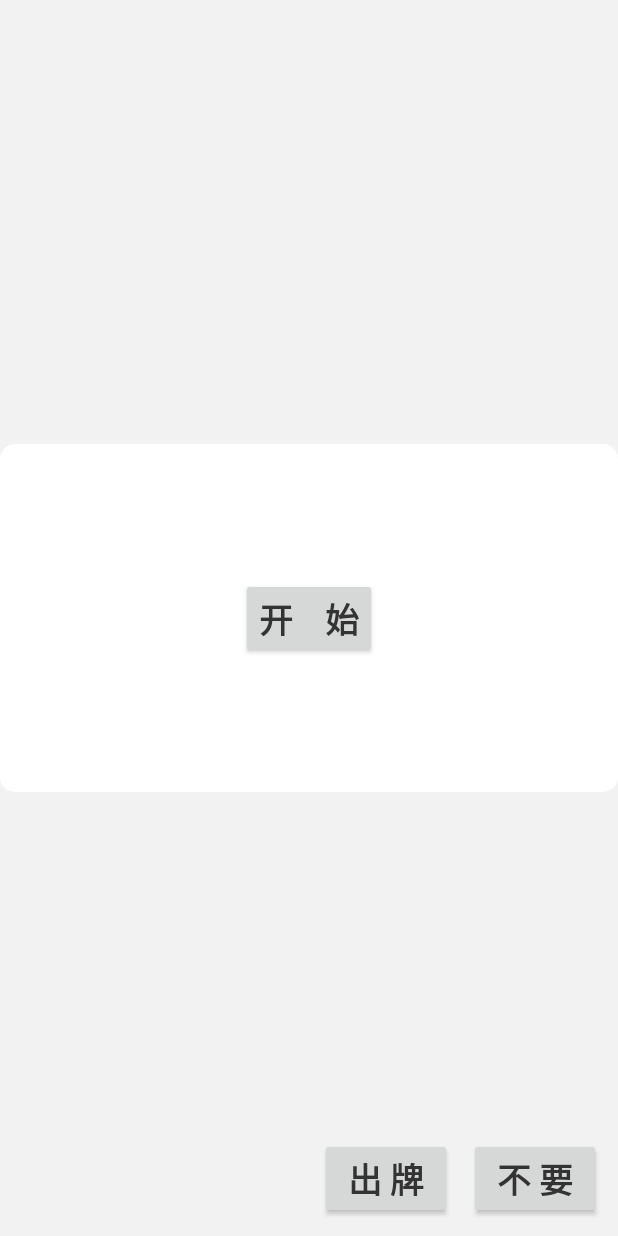
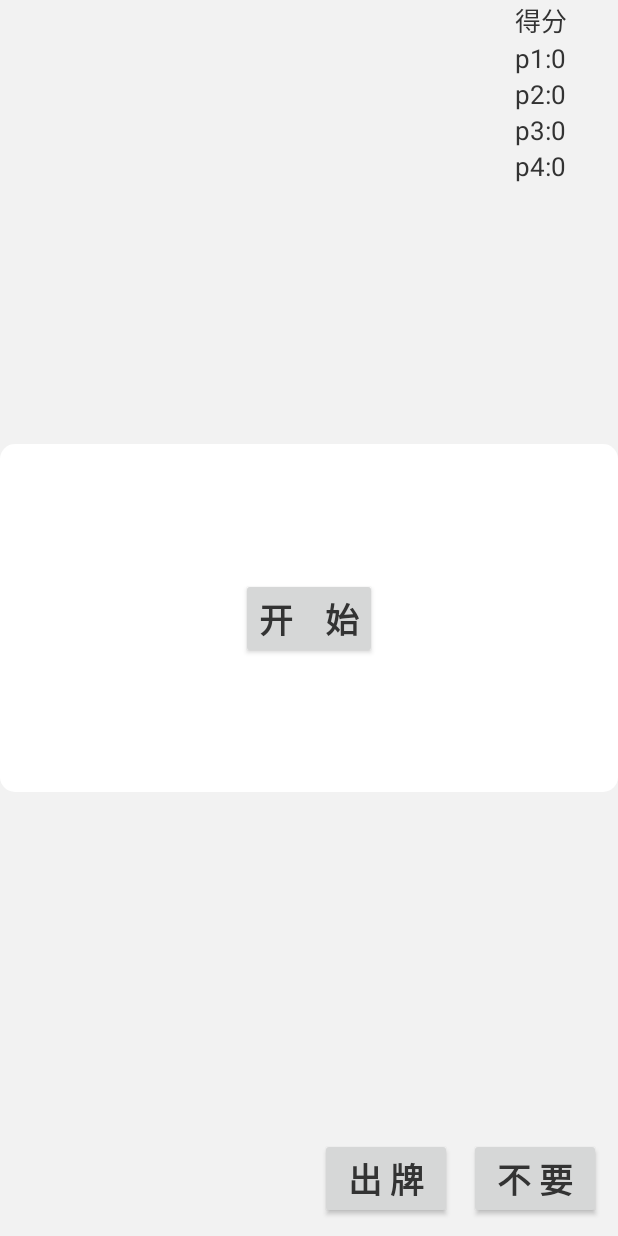
Before and after one commit to Shirupan/ToolApp, an Android app: the PaopaiActivity screen opened directly, with no data from a screen before it, on a phone screen of 412 x 824 dp. Run offline under Robolectric (Android 15) with nearby library versions, the phone set to English and light mode, and no system bars; our stand-ins replace data binding; libraries missing offline, so code that uses them is left out: com.chad.library; 2 statements that could not run were skipped.

```diff
--- a/app/src/main/res/layout/activity_paopai.xml
+++ b/app/src/main/res/layout/activity_paopai.xml
@@ -76,6 +76,17 @@
             app:layout_constraintBottom_toBottomOf="parent"/>
 
         <TextView
+            android:id="@+id/tvScore"
+            android:layout_width="wrap_content"
+            android:layout_height="wrap_content"
+            android:layout_marginEnd="@dimen/dp_10"
+            android:text="得分"
+            android:textColor="@color/color_33"
+            android:textSize="@dimen/sp_15"
+            app:layout_constraintTop_toTopOf="parent"
+            app:layout_constraintStart_toStartOf="@id/tvScoreP1"/>
+
+        <TextView
             android:id="@+id/tvScoreP1"
             android:layout_width="@dimen/dp_50"
             android:layout_height="wrap_content"
@@ -83,7 +94,7 @@
             tools:text="p1:0"
             android:textColor="@color/color_33"
             android:textSize="@dimen/sp_15"
-            app:layout_constraintTop_toTopOf="parent"
+            app:layout_constraintTop_toBottomOf="@id/tvScore"
             app:layout_constraintEnd_toEndOf="parent"/>
 
         <TextView
```
Also changed, not shown: app/src/main/java/com/slaoren/paopai/activity/PaopaiActivity.kt (+33 -26 lines).
